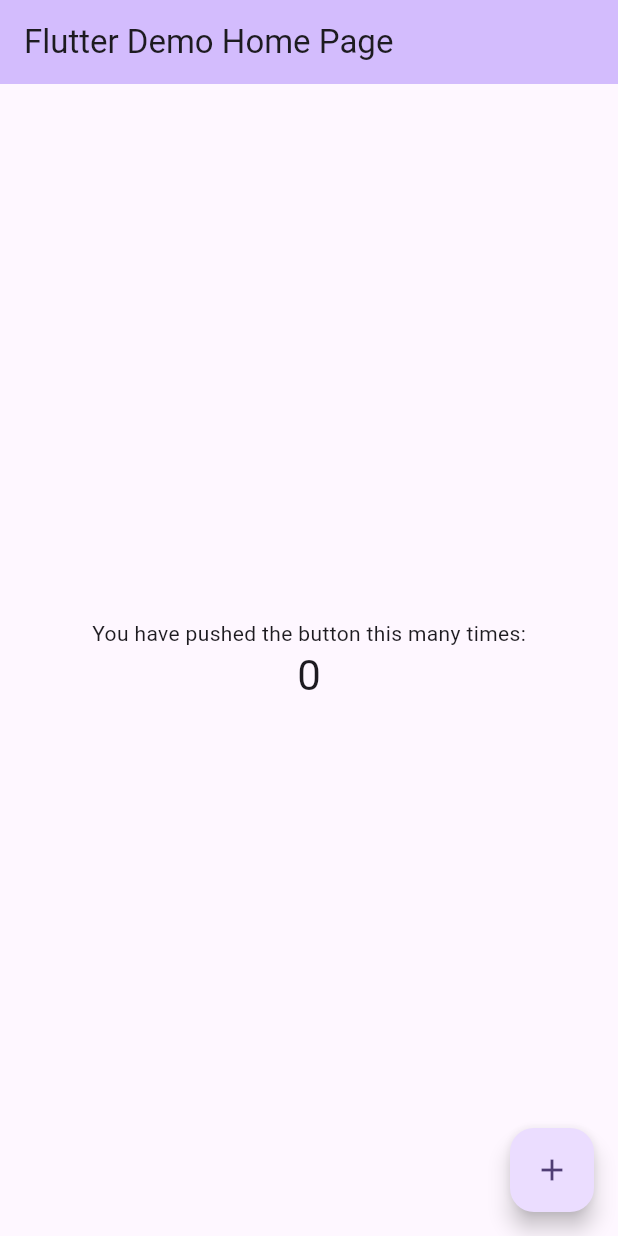
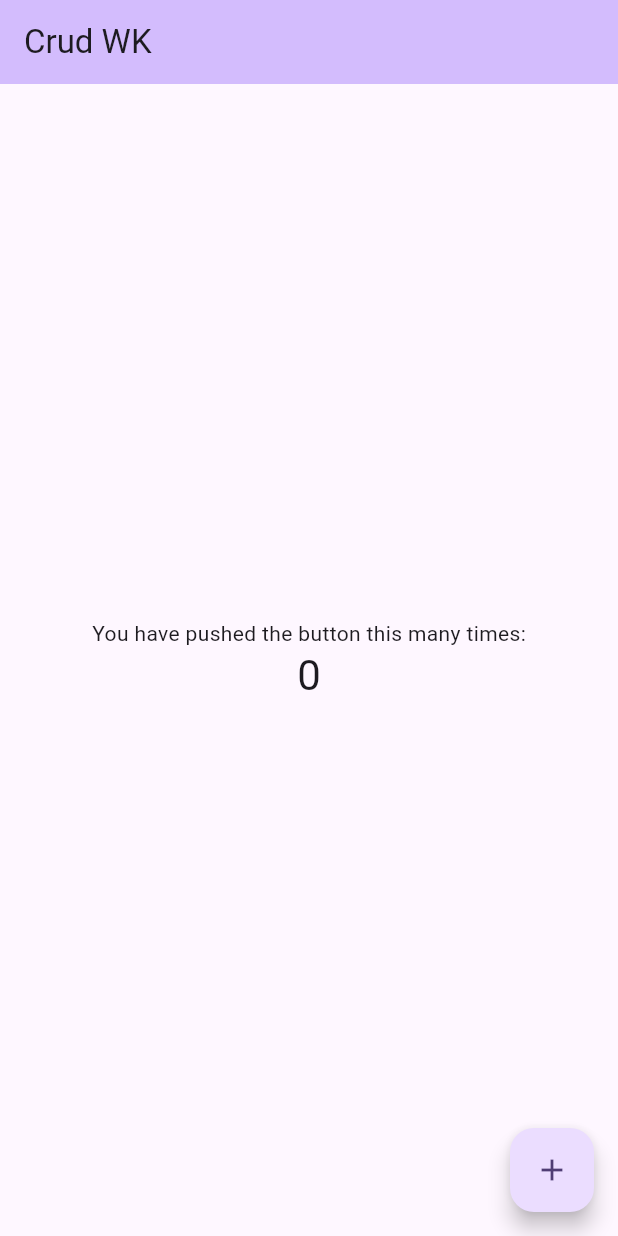
Before and after one commit to WendelJunior03/crud_wk, a Flutter app: the screen it shows after launch, on a phone screen of 412 x 824 dp. Run offline on Flutter 3.47's test engine with Material 3 defaults, Android fonts, the phone set to English and light mode, and no system bars.

Commit message:
add: Initial project

```diff
--- a/lib/main.dart
+++ b/lib/main.dart
@@ -14,7 +14,7 @@ class MyApp extends StatelessWidget {
         colorScheme: ColorScheme.fromSeed(seedColor: Colors.deepPurple),
         useMaterial3: true,
       ),
-      home: const MyHomePage(title: 'Flutter Demo Home Page'),
+      home: const MyHomePage(title: 'Crud WK'),
     );
   }
 }
```
